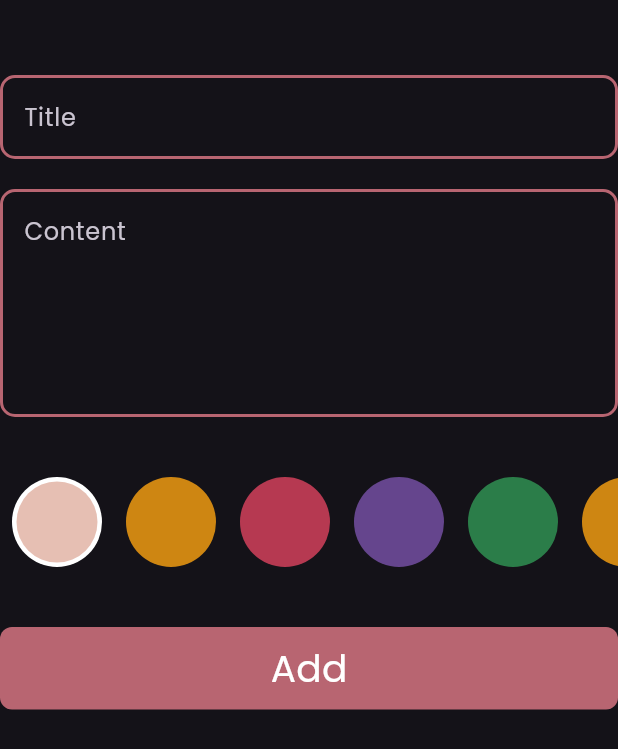
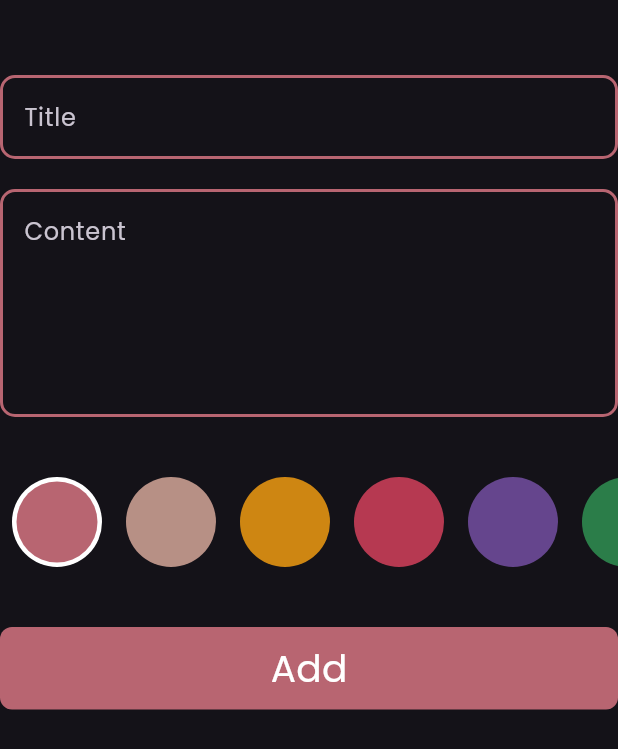
Before and after one commit to nadiakhaled1411999/notes_app, a Flutter app: the AddNoteForm widget shown alone on an empty page, opened directly, on a phone screen of 412 x 824 dp. Shown: the top 749 px of the screen. Run offline on Flutter 3.47's test engine with Material 3 defaults, Android fonts, the phone set to English and light mode, and no system bars; our stand-ins replace bloc, flutter_bloc, font_awesome_flutter, hive, hive_flutter; accounts and stored records are empty.

Commit message:
edit note color list

```diff
--- a/lib/constant.dart
+++ b/lib/constant.dart
@@ -2,3 +2,14 @@ import 'package:flutter/material.dart';
 
 const kPrimaryColor = Color(0xFFB86571);
 const kNotesBox = "Notes Box";
+List<Color> kColorItemList = [
+  kPrimaryColor,
+  const Color(0xffe0afa0).withOpacity(0.8),
+  const Color(0xfffca311).withOpacity(0.8),
+  const Color(0xffDE435F).withOpacity(0.8),
+  const Color(0xff7952AA).withOpacity(0.8),
+  const Color(0xff319855).withOpacity(0.8),
+  const Color(0xfffca311).withOpacity(0.8),
+  const Color(0xffDE435F).withOpacity(0.8),
+ kPrimaryColor,
+];
--- a/lib/cubits/add_note_cubit/add_note_cubit.dart
+++ b/lib/cubits/add_note_cubit/add_note_cubit.dart
@@ -1,3 +1,5 @@
+import 'dart:ui';
+
 import 'package:bloc/bloc.dart';
 import 'package:hive/hive.dart';
 import 'package:meta/meta.dart';
@@ -8,16 +10,16 @@ part 'add_note_cubit_state.dart';
 
 class AddNoteCubit extends Cubit<AddNoteCubitState> {
   AddNoteCubit() : super(AddNoteInitialState());
-
-   addNote(NoteModel note)async {
+  Color colorItem=kPrimaryColor;
+  addNote(NoteModel note) async {
+    note.color = colorItem.value;
     emit(AddNoteLoadingState());
-try{
-var notesBox= Hive.box<NoteModel>(kNotesBox);
-await notesBox.add( note);
-emit( AddNoteSuccessState());
-
-}catch(e){
-emit( AddNoteFailureState(errorMessage: e.toString()));
-}
+    try {
+      var notesBox = Hive.box<NoteModel>(kNotesBox);
+      await notesBox.add(note);
+      emit(AddNoteSuccessState());
+    } catch (e) {
+      emit(AddNoteFailureState(errorMessage: e.toString()));
+    }
   }
 }
--- a/lib/models/note_model.dart
+++ b/lib/models/note_model.dart
@@ -10,7 +10,7 @@ class NoteModel extends HiveObject{
 @HiveField( 2)
   final String date;
 @HiveField( 3)
-  final int color;
+   int color;
 
   NoteModel(
       {required this.title,
--- a/lib/views/widgets/add_note_form.dart
+++ b/lib/views/widgets/add_note_form.dart
@@ -63,7 +63,7 @@ const ColorsItemList(),
                       title: title!,
                       subTitle: subTitle!,
                       date: DateFormat('MMMM d, yyyy').format(DateTime.now()),
-                      color: Colors.orange.value);
+                      color: BlocProvider.of<AddNoteCubit>(context).colorItem.value);
                   BlocProvider.of<AddNoteCubit>(context).addNote(noteModel);
                 } else {
                   autovalidateMode = AutovalidateMode.always;
--- a/lib/views/widgets/colors_item_list.dart
+++ b/lib/views/widgets/colors_item_list.dart
@@ -1,5 +1,7 @@
 import 'package:flutter/material.dart';
+import 'package:flutter_bloc/flutter_bloc.dart';
 import 'package:notes_app/constant.dart';
+import 'package:notes_app/cubits/add_note_cubit/add_note_cubit.dart';
 
 class ColorItem extends StatelessWidget {
   const ColorItem({super.key, required this.isActive, required this.colorItem});
@@ -32,32 +34,26 @@ class ColorsItemList extends StatefulWidget {
 
 class _ColorsItemListState extends State<ColorsItemList> {
   int currentIndex = 0;
-  List<Color> colorItemList = [
-    const Color(0xffe0afa0).withOpacity(0.8),
-    const Color(0xfffca311).withOpacity(0.8),
-    const Color(0xffDE435F).withOpacity(0.8),
-    const Color(0xff7952AA).withOpacity(0.8),
-    const Color(0xff319855).withOpacity(0.8),
-    const Color(0xfffca311).withOpacity(0.8),
-    const Color(0xffDE435F).withOpacity(0.8),
-  ];
+
   @override
   Widget build(BuildContext context) {
     return SizedBox(
       height: 60,
       child: ListView.builder(
           scrollDirection: Axis.horizontal,
-          itemCount: colorItemList.length,
+          itemCount: kColorItemList.length,
           itemBuilder: (context, index) {
             return Padding(
               padding: const EdgeInsets.symmetric(horizontal: 8),
               child: GestureDetector(
                 onTap: () {
                   currentIndex = index;
+                  BlocProvider.of<AddNoteCubit>(context).colorItem =
+                      kColorItemList[index];
                   setState(() {});
                 },
                 child: ColorItem(
-                  colorItem: colorItemList[index],
+                  colorItem: kColorItemList[index],
                   isActive: currentIndex == index,
                 ),
               ),
--- a/lib/views/widgets/custom_note_item.dart
+++ b/lib/views/widgets/custom_note_item.dart
@@ -1,6 +1,7 @@
 import 'package:flutter/material.dart';
 import 'package:flutter_bloc/flutter_bloc.dart';
 import 'package:font_awesome_flutter/font_awesome_flutter.dart';
+import 'package:notes_app/cubits/add_note_cubit/add_note_cubit.dart';
 import 'package:notes_app/cubits/notes_cubit/notes_cubit.dart';
 import 'package:notes_app/models/note_model.dart';
 import 'package:notes_app/views/edit_note_view.dart';
@@ -20,9 +21,9 @@ class NoteItem extends StatelessWidget {
             ));
       },
       child: Container(
-        padding: const EdgeInsets.only(top: 22, bottom: 24, left: 16, right: 5),
+        padding:  EdgeInsets.only(top: 22, bottom: 24, left: 16, right: 5),
         decoration: BoxDecoration(
-          color: Colors.amber,
+          color: Color(note.color),
           borderRadius: BorderRadius.circular(16),
         ),
         child: Column(
```
Also changed, not shown: lib/views/widgets/edit_note_color_list.dart (added, +47 -0 lines), lib/views/widgets/edit_note_view_body.dart (+10 -1 lines).
